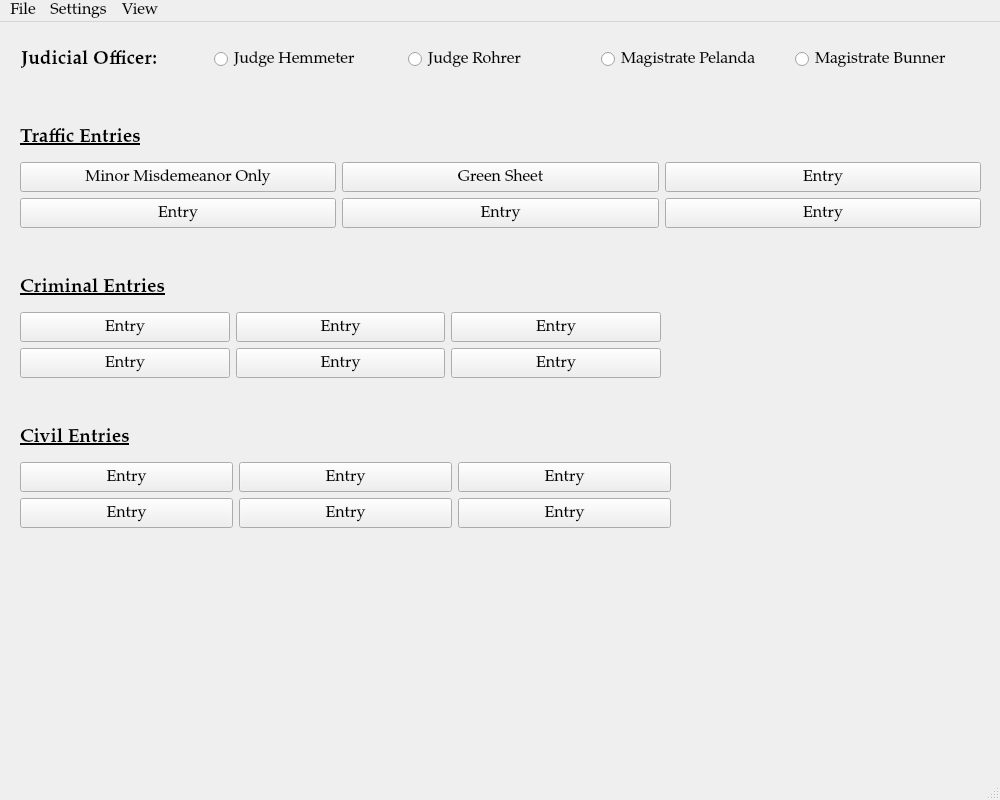
The window that resources/ui/MainWindow.ui (HunterProgram22/MuniEntry) describes before a commit, drawn with Qt 5.
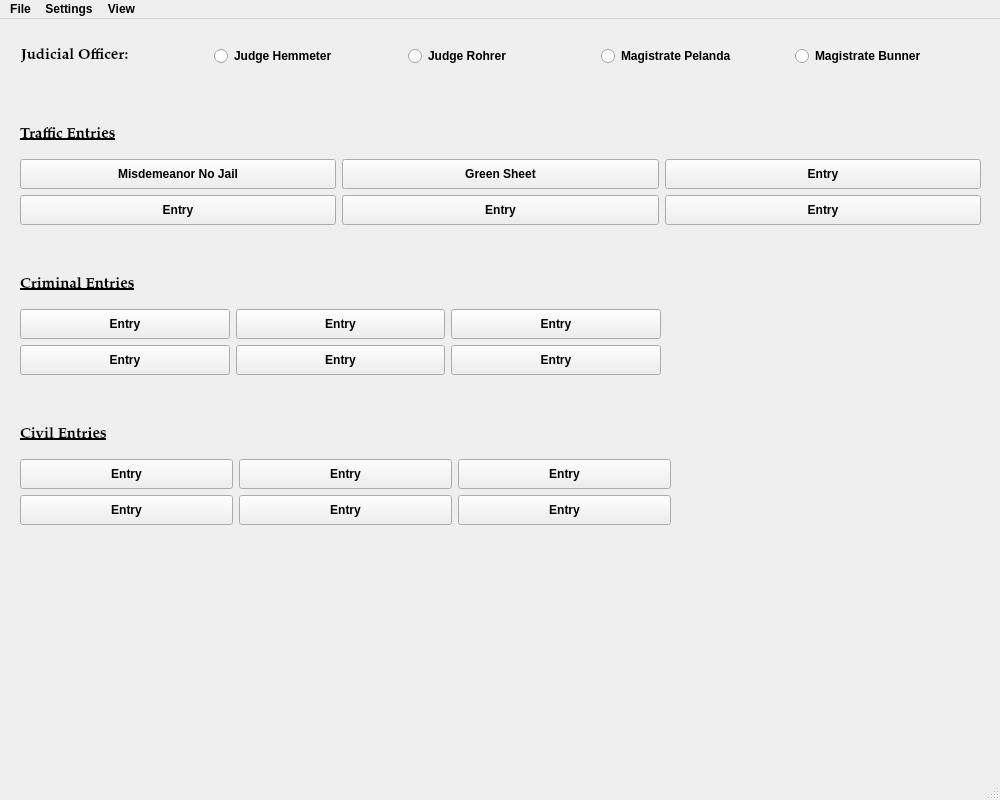
The same window after the commit.

Commit message: Changed button color.

What changed in the file:
```diff
--- a/resources/ui/MainWindow.ui
+++ b/resources/ui/MainWindow.ui
@@ -19,12 +19,19 @@
   <property name="font">
    <font>
     <family>Palatino Linotype</family>
-    <pointsize>12</pointsize>
+    <pointsize>11</pointsize>
+    <weight>75</weight>
+    <italic>false</italic>
+    <bold>true</bold>
    </font>
   </property>
   <property name="windowTitle">
    <string>MuniEntry</string>
   </property>
+  <property name="styleSheet">
+   <string notr="true">font: 75 11pt &quot;Palatino Linotype&quot;;
+font-weight: bold;</string>
+  </property>
   <widget class="QWidget" name="centralwidget">
    <widget class="QWidget" name="layoutWidget">
     <property name="geometry">
@@ -127,8 +134,10 @@
     </property>
     <property name="font">
      <font>
-      <pointsize>14</pointsize>
+      <family>Palatino Linotype</family>
+      <pointsize>11</pointsize>
       <weight>75</weight>
+      <italic>false</italic>
       <bold>true</bold>
       <underline>true</underline>
      </font>
@@ -148,8 +157,10 @@
     </property>
     <property name="font">
      <font>
-      <pointsize>14</pointsize>
+      <family>Palatino Linotype</family>
+      <pointsize>11</pointsize>
       <weight>75</weight>
+      <italic>false</italic>
       <bold>true</bold>
       <underline>true</underline>
      </font>
@@ -170,8 +181,9 @@
     <property name="font">
      <font>
       <family>Palatino Linotype</family>
-      <pointsize>14</pointsize>
+      <pointsize>11</pointsize>
       <weight>75</weight>
+      <italic>false</italic>
       <bold>true</bold>
       <underline>true</underline>
      </font>
@@ -284,8 +296,10 @@
       <widget class="QLabel" name="label">
        <property name="font">
         <font>
-         <pointsize>14</pointsize>
+         <family>Palatino Linotype</family>
+         <pointsize>11</pointsize>
          <weight>75</weight>
+         <italic>false</italic>
          <bold>true</bold>
         </font>
        </property>
@@ -381,7 +395,7 @@
         </size>
        </property>
        <property name="text">
-        <string>Minor Misdemeanor Only</string>
+        <string>Misdemeanor No Jail</string>
        </property>
       </widget>
      </item>
@@ -433,7 +447,7 @@
      <x>0</x>
      <y>0</y>
      <width>1000</width>
-     <height>26</height>
+     <height>30</height>
     </rect>
    </property>
    <widget class="QMenu" name="menuFile">
```
The commit also changes 3 other files.
